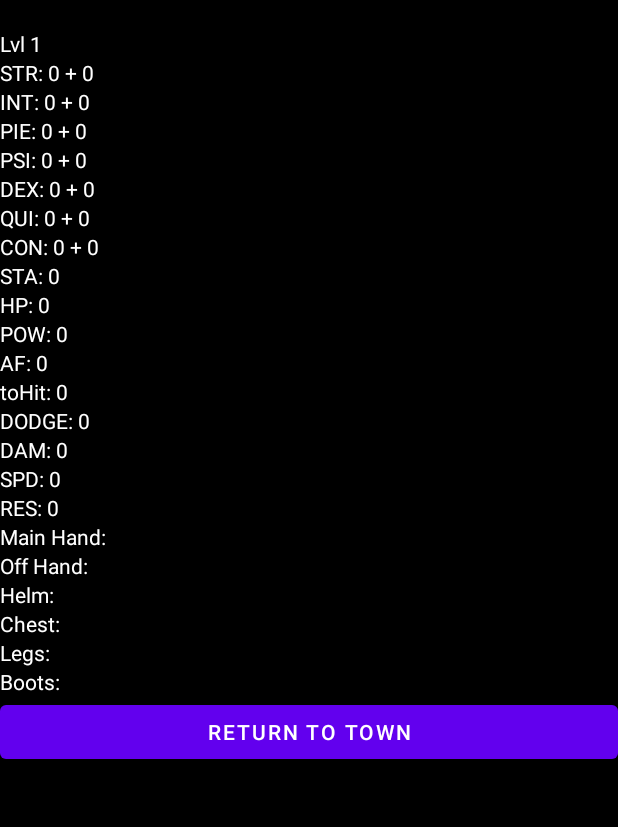
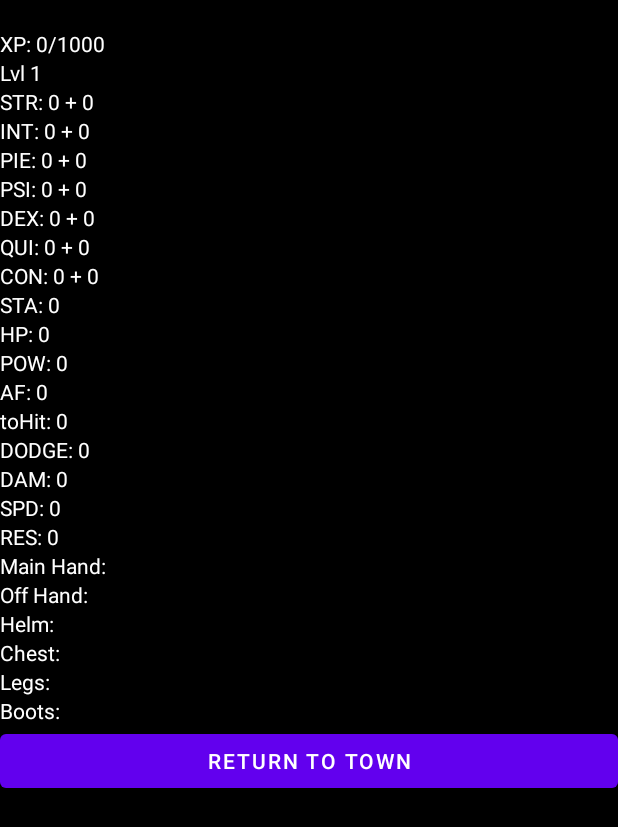
Before and after one commit to wkpescherine/Projects-2022, an Android app: the CharScreen screen opened directly, with no data from a screen before it, on a phone screen of 412 x 824 dp. Shown: the top 827 px of the screen. Run offline under Robolectric (Android 15) with nearby library versions, the phone set to English and light mode, and no system bars.

Commit message:
Update Char Sheet and Screen

```diff
--- a/app/src/main/java/com/example/ascension/CharScreen.java
+++ b/app/src/main/java/com/example/ascension/CharScreen.java
@@ -23,6 +23,7 @@ public class CharScreen extends AppCompatActivity {
     public void buildCharSheet(){
         //This sets the char Stats
         TextView nameText = findViewById(R.id.name);
+        TextView xpText = findViewById(R.id.xp);
         TextView profText = findViewById(R.id.profession);
         TextView strText = findViewById(R.id.strength);
         TextView intText = findViewById(R.id.intelligence);
@@ -49,6 +50,7 @@ public class CharScreen extends AppCompatActivity {
         TextView gearBoots = findViewById(R.id.gear_boots);
         //The following are the setting of the text
         nameText.setText(chSheet.name);
+        xpText.setText("XP: "+chSheet.currentXP+"/"+chSheet.nextLvlXP);
         profText.setText("Lvl "+chSheet.level+" "+chSheet.style+" "+chSheet.race+" "+chSheet.prof);
         strText.setText("STR: " +chSheet.strength+" + "+chSheet.strengthBonus);
         intText.setText("INT: " +chSheet.intelligence+" + "+chSheet.intelligenceBonus);
--- a/app/src/main/java/com/example/ascension/CharSheet.java
+++ b/app/src/main/java/com/example/ascension/CharSheet.java
@@ -7,7 +7,7 @@ public class CharSheet {
     static String name = "";
     static int level = 1;
     static int currentXP = 0;
-    static int nextLvlXP = 1000;
+    static int nextLvlXP = level*1000;
     static String style = "";
     static String race = "";
     static String prof = "";
@@ -48,6 +48,7 @@ public class CharSheet {
     static int speed = 0;
     static int AFReduce = 0;
     static int resistance = 0;
+    static int [] skillsLVL = {0,0,0,0,0,0,0,0,0,0,0,0,0};
 
     public int updateCharBonus(int stat){
         int testScore = 0;
--- a/app/src/main/res/layout/activity_char_screen.xml
+++ b/app/src/main/res/layout/activity_char_screen.xml
@@ -15,6 +15,13 @@
         android:layout_gravity="center"
         android:text=""
         android:id="@+id/name"
+        android:textColor="#fff"/>
+    <TextView
+        android:layout_width="match_parent"
+        android:layout_height="wrap_content"
+        android:layout_gravity="center"
+        android:text=""
+        android:id="@+id/xp"
         android:textColor="#fff"/>
     <TextView
         android:layout_width="match_parent"
```
